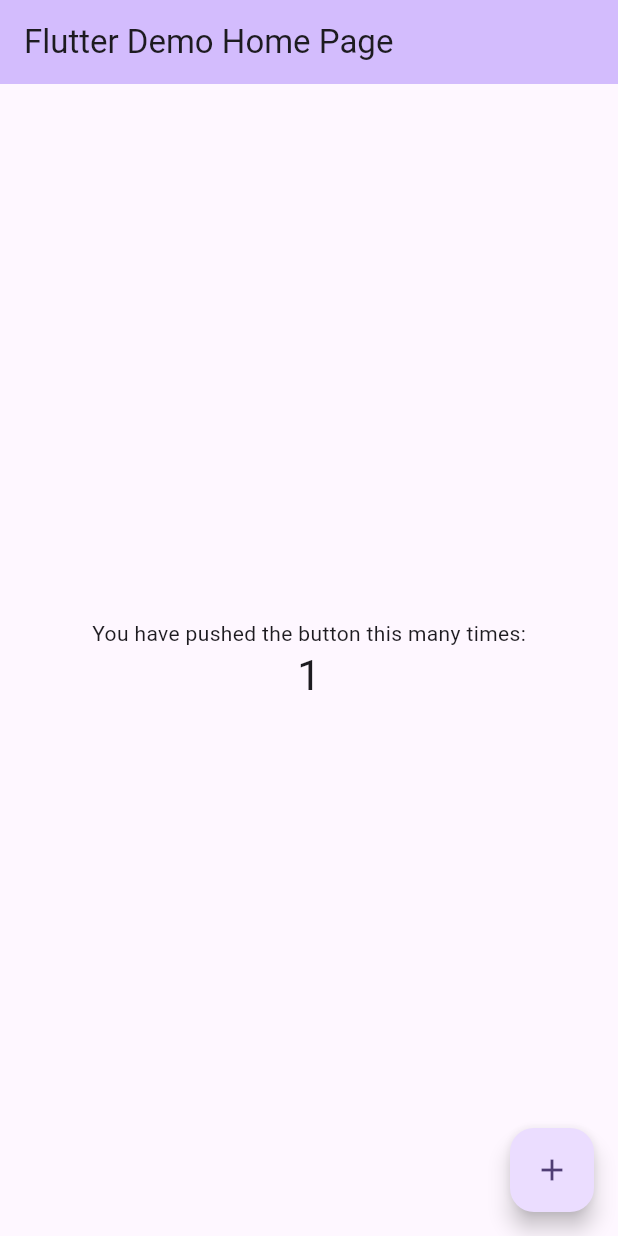
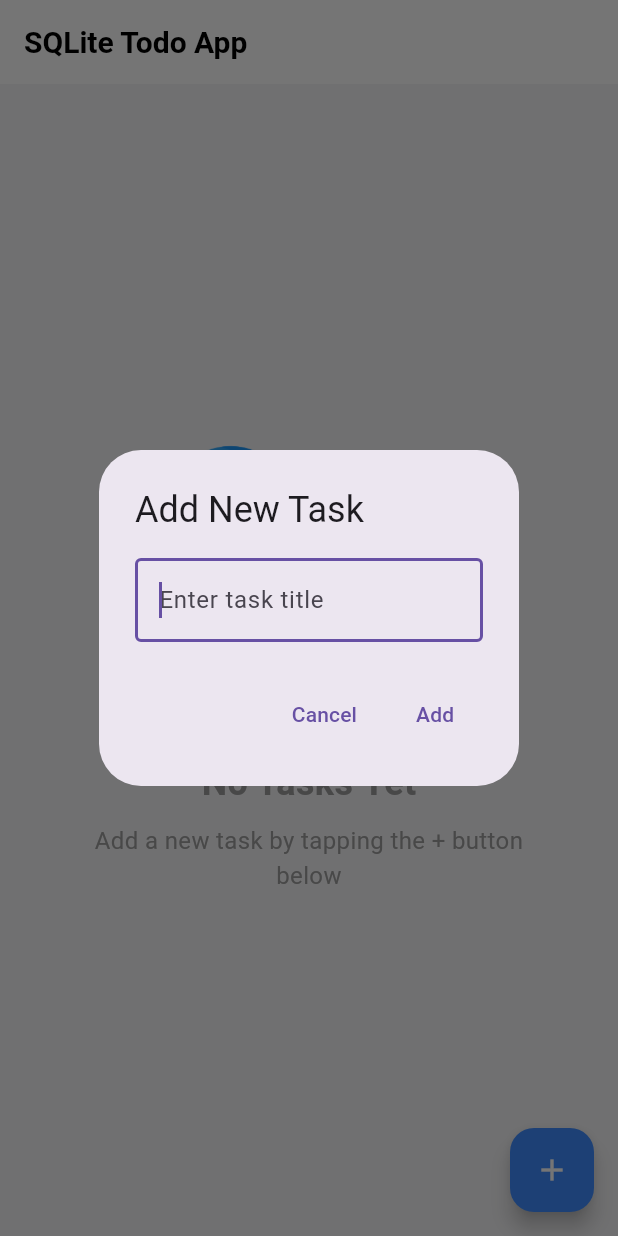
Before and after one commit to mdrislam/Todo-getx-provider-riverpod-bloc-cubit, a Flutter app: the screen it shows after launch, after a tap on the "add" icon, on a phone screen of 412 x 824 dp. Run offline on Flutter 3.47's test engine with Material 3 defaults, Android fonts, the phone set to English and light mode, and no system bars; our stand-ins replace sqflite; accounts and stored records are empty.

Commit message:
provider todo

```diff
--- /dev/null
+++ b/lib/app.dart
@@ -0,0 +1,37 @@
+import 'package:flutter/material.dart';
+import 'package:provider/provider.dart';
+import 'package:todo_multiple_state_management/providers/todpo_providers.dart';
+import 'package:todo_multiple_state_management/screens/home_screen.dart';
+
+class TodoApp extends StatelessWidget {
+  const TodoApp({super.key});
+
+  @override
+  Widget build(BuildContext context) {
+    return ChangeNotifierProvider(
+      create: (context) => TodoProvider(),
+      child: MaterialApp(
+        title: 'SQLite Todo App',
+        theme: ThemeData(
+          primarySwatch: Colors.blue,
+          scaffoldBackgroundColor: const Color(0xFFF5F5F7),
+          appBarTheme: const AppBarTheme(
+            backgroundColor: Colors.white,
+            elevation: 0,
+            iconTheme: IconThemeData(color: Colors.black),
+            titleTextStyle: TextStyle(
+              color: Colors.black,
+              fontSize: 20,
+              fontWeight: FontWeight.w600,
+            ),
+          ),
+          floatingActionButtonTheme: const FloatingActionButtonThemeData(
+            backgroundColor: Color(0xFF3F8CFF),
+            foregroundColor: Colors.white,
+          ),
+        ),
+        home: const HomeScreen(),
+      ),
+    );
+  }
+}
--- /dev/null
+++ b/lib/database/database_helper.dart
@@ -0,0 +1,66 @@
+import 'package:sqflite/sqflite.dart';
+import 'package:path/path.dart';
+import '../models/todo.dart';
+
+class DatabaseHelper {
+  static final DatabaseHelper instance = DatabaseHelper._privateConstructor();
+  static Database? _database;
+
+  DatabaseHelper._privateConstructor();
+
+  Future<Database> get database async {
+    if (_database != null) return _database!;
+    _database = await _initDatabase();
+    return _database!;
+  }
+
+  Future<Database> _initDatabase() async {
+    final path = join(await getDatabasesPath(), 'todo_database.db');
+    return openDatabase(
+      path,
+      version: 1,
+      onCreate: (db, version) async {
+        await db.execute('''
+          CREATE TABLE todos(
+            id TEXT PRIMARY KEY,
+            title TEXT,
+            completed INTEGER,
+            createdAt TEXT,
+            updatedAt TEXT
+          )
+        ''');
+      },
+    );
+  }
+
+  Future<void> insertTodo(Todo todo) async {
+    final db = await instance.database;
+    await db.insert('todos', todo.toMap());
+  }
+
+  Future<List<Todo>> getAllTodos() async {
+    final db = await instance.database;
+    final List<Map<String, dynamic>> maps = await db.query('todos');
+    return List.generate(maps.length, (i) => Todo.fromMap(maps[i]));
+  }
+
+  Future<void> updateTodo(Todo todo) async {
+    final db = await instance.database;
+    await db.update(
+      'todos',
+      todo.toMap(),
+      where: 'id = ?',
+      whereArgs: [todo.id],
+    );
+  }
+
+  Future<void> deleteTodo(String id) async {
+    final db = await instance.database;
+    await db.delete('todos', where: 'id = ?', whereArgs: [id]);
+  }
+
+  Future<void> deleteCompletedTodos() async {
+    final db = await instance.database;
+    await db.delete('todos', where: 'completed = ?', whereArgs: [1]);
+  }
+}
--- a/lib/main.dart
+++ b/lib/main.dart
@@ -1,122 +1,6 @@
 import 'package:flutter/material.dart';
+import 'app.dart';
 
 void main() {
-  runApp(const MyApp());
+  runApp(const TodoApp());
 }
-
-class MyApp extends StatelessWidget {
-  const MyApp({super.key});
-
-  // This widget is the root of your application.
-  @override
-  Widget build(BuildContext context) {
-    return MaterialApp(
-      title: 'Flutter Demo',
-      theme: ThemeData(
-        // This is the theme of your application.
-        //
-        // TRY THIS: Try running your application with "flutter run". You'll see
-        // the application has a purple toolbar. Then, without quitting the app,
-        // try changing the seedColor in the colorScheme below to Colors.green
-        // and then invoke "hot reload" (save your changes or press the "hot
-        // reload" button in a Flutter-supported IDE, or press "r" if you used
-        // the command line to start the app).
-        //
-        // Notice that the counter didn't reset back to zero; the application
-        // state is not lost during the reload. To reset the state, use hot
-        // restart instead.
-        //
-        // This works for code too, not just values: Most code changes can be
-        // tested with just a hot reload.
-        colorScheme: ColorScheme.fromSeed(seedColor: Colors.deepPurple),
-      ),
-      home: const MyHomePage(title: 'Flutter Demo Home Page'),
-    );
-  }
-}
-
-class MyHomePage extends StatefulWidget {
-  const MyHomePage({super.key, required this.title});
-
-  // This widget is the home page of your application. It is stateful, meaning
-  // that it has a State object (defined below) that contains fields that affect
-  // how it looks.
-
-  // This class is the configuration for the state. It holds the values (in this
-  // case the title) provided by the parent (in this case the App widget) and
-  // used by the build method of the State. Fields in a Widget subclass are
-  // always marked "final".
-
-  final String title;
-
-  @override
-  State<MyHomePage> createState() => _MyHomePageState();
-}
-
-class _MyHomePageState extends State<MyHomePage> {
-  int _counter = 0;
-
-  void _incrementCounter() {
-    setState(() {
-      // This call to setState tells the Flutter framework that something has
-      // changed in this State, which causes it to rerun the build method below
-      // so that the display can reflect the updated values. If we changed
-      // _counter without calling setState(), then the build method would not be
-      // called again, and so nothing would appear to happen.
-      _counter++;
-    });
-  }
-
-  @override
-  Widget build(BuildContext context) {
-    // This method is rerun every time setState is called, for instance as done
-    // by the _incrementCounter method above.
-    //
-    // The Flutter framework has been optimized to make rerunning build methods
-    // fast, so that you can just rebuild anything that needs updating rather
-    // than having to individually change instances of widgets.
-    return Scaffold(
-      appBar: AppBar(
-        // TRY THIS: Try changing the color here to a specific color (to
-        // Colors.amber, perhaps?) and trigger a hot reload to see the AppBar
-        // change color while the other colors stay the same.
-        backgroundColor: Theme.of(context).colorScheme.inversePrimary,
-        // Here we take the value from the MyHomePage object that was created by
-        // the App.build method, and use it to set our appbar title.
-        title: Text(widget.title),
-      ),
-      body: Center(
-        // Center is a layout widget. It takes a single child and positions it
-        // in the middle of the parent.
-        child: Column(
-          // Column is also a layout widget. It takes a list of children and
-          // arranges them vertically. By default, it sizes itself to fit its
-          // children horizontally, and tries to be as tall as its parent.
-          //
-          // Column has various properties to control how it sizes itself and
-          // how it positions its children. Here we use mainAxisAlignment to
-          // center the children vertically; the main axis here is the vertical
-          // axis because Columns are vertical (the cross axis would be
-          // horizontal).
-          //
-          // TRY THIS: Invoke "debug painting" (choose the "Toggle Debug Paint"
-          // action in the IDE, or press "p" in the console), to see the
-          // wireframe for each widget.
-          mainAxisAlignment: MainAxisAlignment.center,
-          children: <Widget>[
-            const Text('You have pushed the button this many times:'),
-            Text(
-              '$_counter',
-              style: Theme.of(context).textTheme.headlineMedium,
-            ),
-          ],
-        ),
-      ),
-      floatingActionButton: FloatingActionButton(
-        onPressed: _incrementCounter,
-        tooltip: 'Increment',
-        child: const Icon(Icons.add),
-      ), // This trailing comma makes auto-formatting nicer for build methods.
-    );
-  }
-}
--- /dev/null
+++ b/lib/models/todo.dart
@@ -0,0 +1,49 @@
+import 'package:uuid/uuid.dart';
+
+class Todo {
+  final String id;
+  String title;
+  bool completed;
+  DateTime createdAt;
+  DateTime updatedAt;
+
+  Todo({
+    String? id,
+    required this.title,
+    this.completed = false,
+    DateTime? createdAt,
+    DateTime? updatedAt,
+  }) : id = id ?? const Uuid().v4(),
+       createdAt = createdAt ?? DateTime.now(),
+       updatedAt = updatedAt ?? DateTime.now();
+
+  void toggleComplete() {
+    completed = !completed;
+    updatedAt = DateTime.now();
+  }
+
+  void updateTitle(String newTitle) {
+    title = newTitle;
+    updatedAt = DateTime.now();
+  }
+
+  Map<String, dynamic> toMap() {
+    return {
+      'id': id,
+      'title': title,
+      'completed': completed ? 1 : 0,
+      'createdAt': createdAt.toIso8601String(),
+      'updatedAt': updatedAt.toIso8601String(),
+    };
+  }
+
+  factory Todo.fromMap(Map<String, dynamic> map) {
+    return Todo(
+      id: map['id'],
+      title: map['title'],
+      completed: map['completed'] == 1,
+      createdAt: DateTime.parse(map['createdAt']),
+      updatedAt: DateTime.parse(map['updatedAt']),
+    );
+  }
+}
--- /dev/null
+++ b/lib/providers/todpo_providers.dart
@@ -0,0 +1,58 @@
+import 'package:flutter/foundation.dart';
+import '../models/todo.dart';
+import '../database/database_helper.dart';
+
+class TodoProvider with ChangeNotifier {
+  final List<Todo> _todos = [];
+  final DatabaseHelper _dbHelper = DatabaseHelper.instance;
+
+  List<Todo> get allTodos => [..._todos];
+  List<Todo> get activeTodos =>
+      _todos.where((todo) => !todo.completed).toList();
+  List<Todo> get completedTodos =>
+      _todos.where((todo) => todo.completed).toList();
+
+  Future<void> loadTodos() async {
+    final todos = await _dbHelper.getAllTodos();
+    _todos.clear();
+    _todos.addAll(todos);
+    notifyListeners();
+  }
+
+  Future<void> addTodo(String title) async {
+    final todo = Todo(title: title);
+    _todos.add(todo);
+    await _dbHelper.insertTodo(todo);
+    notifyListeners();
+  }
+
+  Future<void> updateTodo(String id, String newTitle) async {
+    final index = _todos.indexWhere((todo) => todo.id == id);
+    if (index >= 0) {
+      _todos[index].updateTitle(newTitle);
+      await _dbHelper.updateTodo(_todos[index]);
+      notifyListeners();
+    }
+  }
+
+  Future<void> toggleTodo(String id) async {
+    final index = _todos.indexWhere((todo) => todo.id == id);
+    if (index >= 0) {
+      _todos[index].toggleComplete();
+      await _dbHelper.updateTodo(_todos[index]);
+      notifyListeners();
+    }
+  }
+
+  Future<void> deleteTodo(String id) async {
+    _todos.removeWhere((todo) => todo.id == id);
+    await _dbHelper.deleteTodo(id);
+    notifyListeners();
+  }
+
+  Future<void> deleteCompleted() async {
+    _todos.removeWhere((todo) => todo.completed);
+    await _dbHelper.deleteCompletedTodos();
+    notifyListeners();
+  }
+}
--- /dev/null
+++ b/lib/screens/home_screen.dart
@@ -0,0 +1,81 @@
+import 'package:flutter/material.dart';
+import 'package:provider/provider.dart';
+import 'package:todo_multiple_state_management/providers/todpo_providers.dart';
+import 'package:todo_multiple_state_management/widgets/add_todo.dart';
+import 'package:todo_multiple_state_management/widgets/empty_state.dart';
+import 'package:todo_multiple_state_management/widgets/todo_list.dart';
+
+class HomeScreen extends StatefulWidget {
+  const HomeScreen({super.key});
+
+  @override
+  State<HomeScreen> createState() => _HomeScreenState();
+}
+
+class _HomeScreenState extends State<HomeScreen> {
+  @override
+  void initState() {
+    super.initState();
+    Provider.of<TodoProvider>(context, listen: false).loadTodos();
+  }
+
+  @override
+  Widget build(BuildContext context) {
+    return Scaffold(
+      appBar: AppBar(
+        title: const Text('SQLite Todo App'),
+        actions: [
+          Consumer<TodoProvider>(
+            builder: (context, provider, _) {
+              if (provider.completedTodos.isNotEmpty) {
+                return IconButton(
+                  icon: const Icon(Icons.delete_sweep),
+                  onPressed: () => _deleteCompleted(context),
+                  tooltip: 'Delete Completed',
+                );
+              }
+              return const SizedBox();
+            },
+          ),
+        ],
+      ),
+      body: Consumer<TodoProvider>(
+        builder: (context, provider, _) {
+          if (provider.allTodos.isEmpty) {
+            return const EmptyState();
+          }
+          return const TodoList();
+        },
+      ),
+      floatingActionButton: const AddTodoButton(),
+    );
+  }
+
+  void _deleteCompleted(BuildContext context) {
+    showDialog(
+      context: context,
+      builder: (ctx) => AlertDialog(
+        title: const Text('Delete Completed Tasks'),
+        content: const Text(
+          'Are you sure you want to delete all completed tasks?',
+        ),
+        actions: [
+          TextButton(
+            onPressed: () => Navigator.pop(ctx),
+            child: const Text('Cancel'),
+          ),
+          TextButton(
+            onPressed: () {
+              Provider.of<TodoProvider>(
+                context,
+                listen: false,
+              ).deleteCompleted();
+              Navigator.pop(ctx);
+            },
+            child: const Text('Delete', style: TextStyle(color: Colors.red)),
+          ),
+        ],
+      ),
+    );
+  }
+}
--- /dev/null
+++ b/lib/widgets/add_todo.dart
@@ -0,0 +1,51 @@
+import 'package:flutter/material.dart';
+import 'package:provider/provider.dart';
+import 'package:todo_multiple_state_management/providers/todpo_providers.dart';
+
+class AddTodoButton extends StatelessWidget {
+  const AddTodoButton({super.key});
+
+  @override
+  Widget build(BuildContext context) {
+    return FloatingActionButton(
+      onPressed: () => _showAddDialog(context),
+      child: const Icon(Icons.add),
+    );
+  }
+
+  void _showAddDialog(BuildContext context) {
+    final controller = TextEditingController();
+    showDialog(
+      context: context,
+      builder: (ctx) => AlertDialog(
+        title: const Text('Add New Task'),
+        content: TextField(
+          controller: controller,
+          autofocus: true,
+          decoration: const InputDecoration(
+            hintText: 'Enter task title',
+            border: OutlineInputBorder(),
+          ),
+        ),
+        actions: [
+          TextButton(
+            onPressed: () => Navigator.pop(ctx),
+            child: const Text('Cancel'),
+          ),
+          TextButton(
+            onPressed: () {
+              if (controller.text.trim().isNotEmpty) {
+                Provider.of<TodoProvider>(
+                  context,
+                  listen: false,
+                ).addTodo(controller.text.trim());
+              }
+              Navigator.pop(ctx);
+            },
+            child: const Text('Add'),
+          ),
+        ],
+      ),
+    );
+  }
+}
--- /dev/null
+++ b/lib/widgets/empty_state.dart
@@ -0,0 +1,35 @@
+import 'package:flutter/material.dart';
+
+class EmptyState extends StatelessWidget {
+  const EmptyState({super.key});
+
+  @override
+  Widget build(BuildContext context) {
+    return Center(
+      child: Column(
+        mainAxisAlignment: MainAxisAlignment.center,
+        children: [
+          Image.asset('assets/empty.png', width: 200, height: 200),
+          const SizedBox(height: 20),
+          const Text(
+            'No Tasks Yet',
+            style: TextStyle(
+              fontSize: 24,
+              fontWeight: FontWeight.bold,
+              color: Colors.grey,
+            ),
+          ),
+          const SizedBox(height: 10),
+          const Padding(
+            padding: EdgeInsets.symmetric(horizontal: 40),
+            child: Text(
+              'Add a new task by tapping the + button below',
+              textAlign: TextAlign.center,
+              style: TextStyle(fontSize: 16, color: Colors.grey),
+            ),
+          ),
+        ],
+      ),
+    );
+  }
+}
```
Also changed, not shown: lib/widgets/todo_item.dart (added, +152 -0 lines), lib/widgets/todo_list.dart (added, +58 -0 lines), pubspec.yaml (+7 -2 lines), assets/empty.png (added), pubspec.lock, 7 other files.
